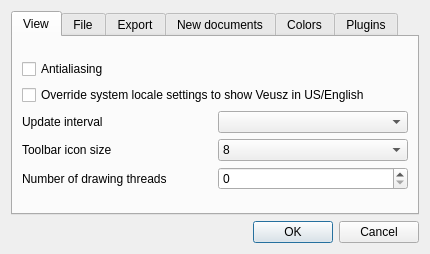
This is dialogs/preferences.ui in veusz/veusz as Qt 5 draws it before an edit. The edited form follows.
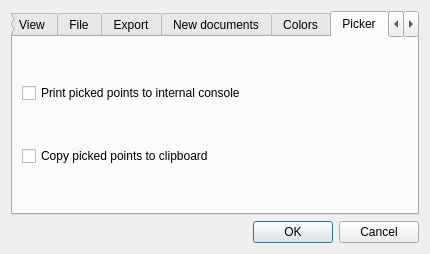
This is the edited form. The open tabs and pages were chosen to show the change.

Commit message: Pick points to console and/or clipboard (patch from Valerio Mussi)

The edit to the form file:
```diff
--- a/dialogs/preferences.ui
+++ b/dialogs/preferences.ui
@@ -370,6 +370,27 @@
        </item>
       </layout>
      </widget>
+     <widget class="QWidget" name="Picker">
+      <attribute name="title">
+       <string>Picker</string>
+      </attribute>
+      <layout class="QVBoxLayout" name="verticalLayout_6">
+       <item>
+        <widget class="QCheckBox" name="pickerToConsoleCheck">
+         <property name="text">
+          <string>Print picked points to internal console</string>
+         </property>
+        </widget>
+       </item>
+       <item>
+        <widget class="QCheckBox" name="pickerToClipboardCheck">
+         <property name="text">
+          <string>Copy picked points to clipboard</string>
+         </property>
+        </widget>
+       </item>
+      </layout>
+     </widget>
      <widget class="QWidget" name="pluginTab">
       <attribute name="title">
        <string>Plugins</string>
```
Left out of the diff: 34 changed lines with no effect on the pictures. The commit also changes 5 other files.
